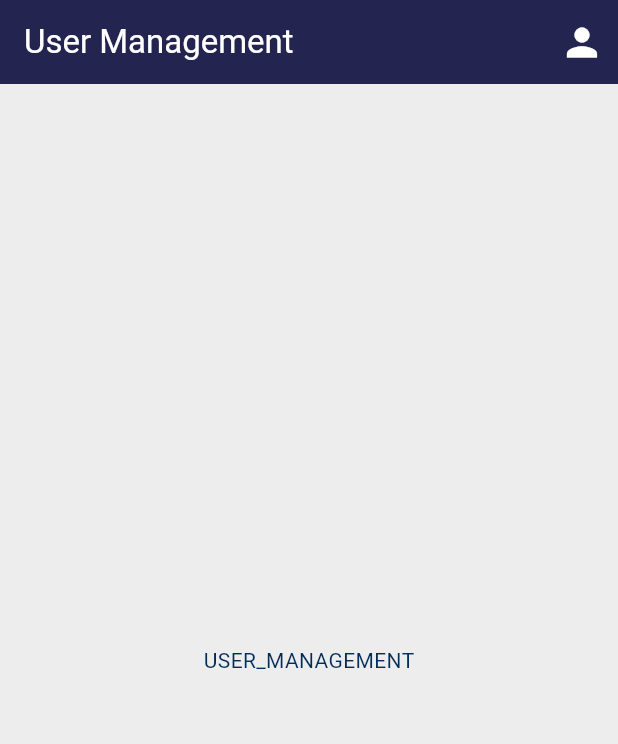
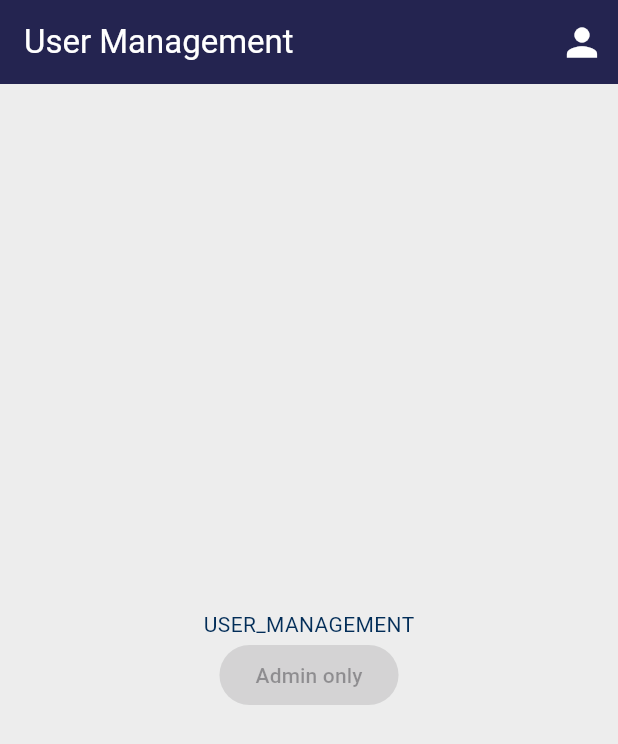
Before and after one commit to AlexandreViry/user_management, a Flutter app: the screen it shows once a user with an empty profile is signed in, on a phone screen of 412 x 824 dp. Shown: the top 744 px of the screen. Run offline on Flutter 3.47's test engine with Material 3 defaults, Android fonts, the phone set to English and light mode, and no system bars; our stand-ins replace cloud_firestore, firebase_auth, firebase_core, flutter_local_notifications, get, google_sign_in; accounts and stored records are empty; network calls fail.

```diff
--- /dev/null
+++ b/lib/components/admin_button.dart
@@ -0,0 +1,47 @@
+import 'package:firebase_auth/firebase_auth.dart';
+import 'package:flutter/material.dart';
+import 'package:user_management/components/user_status.dart';
+import 'package:user_management/components/notification_button.dart';
+
+class AdminButton extends StatefulWidget {
+  @override
+  _AdminButtonState createState() => _AdminButtonState();
+}
+
+class _AdminButtonState extends State<AdminButton> {
+  bool _isAdmin = false;
+
+  @override
+  void initState() {
+    super.initState();
+    _checkAdminStatus();
+  }
+
+  Future<void> _checkAdminStatus() async {
+    User? user = FirebaseAuth.instance.currentUser;
+
+    bool isAdmin = await userStatus().checkAdminStatus(user!.uid);
+    setState(() {
+      _isAdmin = isAdmin;
+    });
+  }
+
+  @override
+  Widget build(BuildContext context) {
+    return ElevatedButton(
+      onPressed: _isAdmin
+          ? () {
+              NotificationService notificationService = NotificationService();
+              notificationService.showNotification(
+                id: 0,
+                title: 'Titre de la notification',
+              );
+            }
+          : null,
+      child: Text('Admin only'),
+      style: ElevatedButton.styleFrom(
+        backgroundColor: _isAdmin ? null : Colors.grey,
+      ),
+    );
+  }
+}
--- a/lib/components/auth_service.dart
+++ b/lib/components/auth_service.dart
@@ -55,7 +55,7 @@ class AuthController extends GetxController {
       // ignore: always_specify_types
       await _firestore.collection('users').doc(user?.uid).set({
         'email': user?.email,
-        'isAdmin': 1,
+        'isAdmin': false,
       });
 
     } catch(e) {
--- a/lib/pages/home.dart
+++ b/lib/pages/home.dart
@@ -1,10 +1,14 @@
+import 'package:firebase_auth/firebase_auth.dart';
 import 'package:flutter/material.dart';
+import 'package:user_management/components/admin_button.dart';
+import 'package:user_management/components/user_status.dart';
 import 'package:user_management/pages/profile.dart';
 
 /// Page d'accueil
 class MyHomePage extends StatefulWidget {
   /// Constructeur de la d'accueil
   const MyHomePage({required this.email, super.key});
+
   /// email pour donner au component sign out firebase
   final String email;
 
@@ -16,6 +20,7 @@ class MyHomePage extends StatefulWidget {
 }
 
 class _MyHomePageState extends State<MyHomePage> {
+
   @override
   Widget build(BuildContext context) {
     return Scaffold(
@@ -24,12 +29,17 @@ class _MyHomePageState extends State<MyHomePage> {
         actions: <Widget>[
           IconButton(
             onPressed: () async {
-              await Navigator.push(context, MaterialPageRoute<void>(builder: (BuildContext context)=> MyProfilePage(email: widget.email,)));
+              await Navigator.push(
+                  context,
+                  MaterialPageRoute<void>(
+                      builder: (BuildContext context) => MyProfilePage(
+                            email: widget.email,
+                          )));
             },
             icon: Icon(
               Icons.person,
               color: Theme.of(context).colorScheme.secondary,
-          ),
+            ),
             iconSize: 30,
           ),
         ],
@@ -42,11 +52,17 @@ class _MyHomePageState extends State<MyHomePage> {
         ),
       ),
       body: Center(
-        child: Text(
-          style: TextStyle(
-            color: Theme.of(context).colorScheme.primary,
-          ),
-          'USER_MANAGEMENT',
+        child: Column(
+          mainAxisAlignment: MainAxisAlignment.center,
+          children: [
+            Text(
+              'USER_MANAGEMENT',
+              style: TextStyle(
+                color: Theme.of(context).colorScheme.primary,
+              ),
+            ),
+              AdminButton()
+          ],
         ),
       ),
     );
--- a/lib/pages/register.dart
+++ b/lib/pages/register.dart
@@ -51,7 +51,7 @@ class _SignUpPageState extends State<SignUpPage>
                 SizedBox(height: h * 0.2),
                 const H1(h1: 'Création'),
                 SizedBox(height: h * 0.01),
-                const H2(h2: 'Créer toi un compte'),
+                const H2(h2: 'Crée-toi un compte'),
                 SizedBox(height: h * 0.04),
                 InputBoxText(emailController: emailController, textInput: 'email'),
                 const SizedBox(height: 20),
--- a/pubspec.yaml
+++ b/pubspec.yaml
@@ -34,6 +34,7 @@ dependencies:
   firebase_core: ^2.29.0
   flutter:
     sdk: flutter
+  flutter_local_notifications: ^17.1.0
   get: ^4.6.6
   google_sign_in: ^6.2.1
 
```
Also changed, not shown: lib/components/notification_button.dart (added, +121 -0 lines), lib/components/user_status.dart (added, +16 -0 lines), 2 other files.
